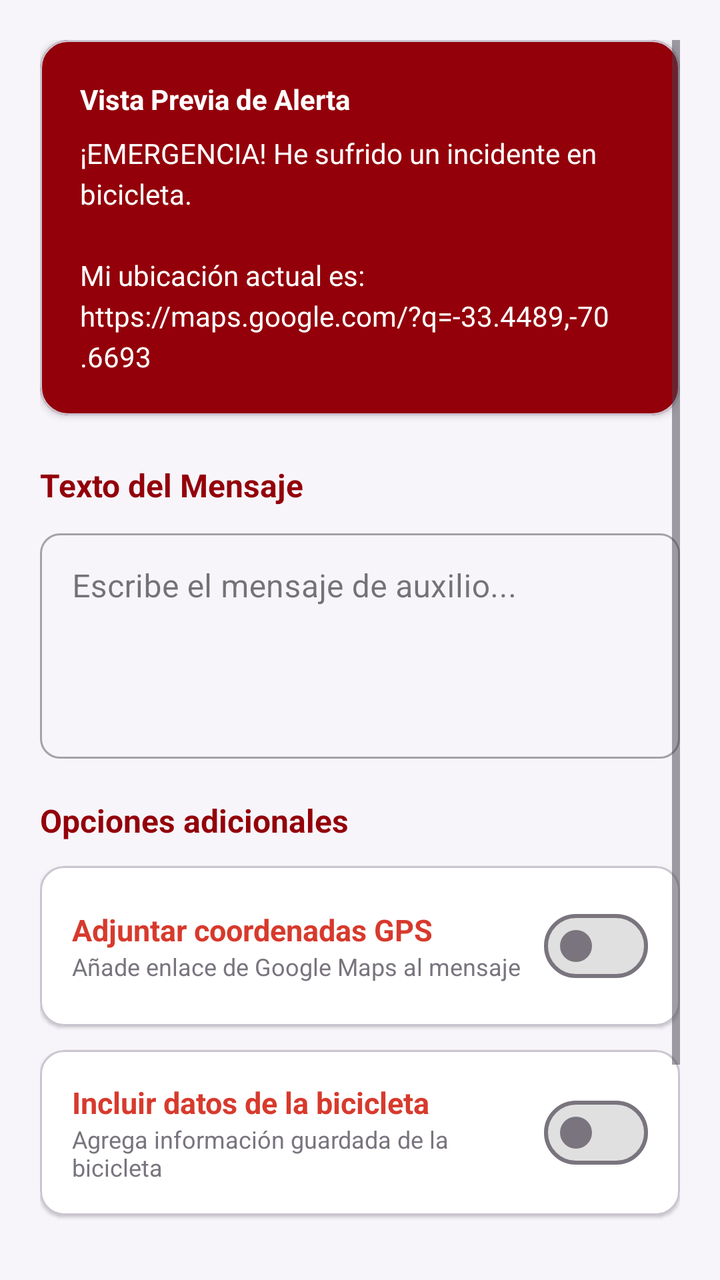
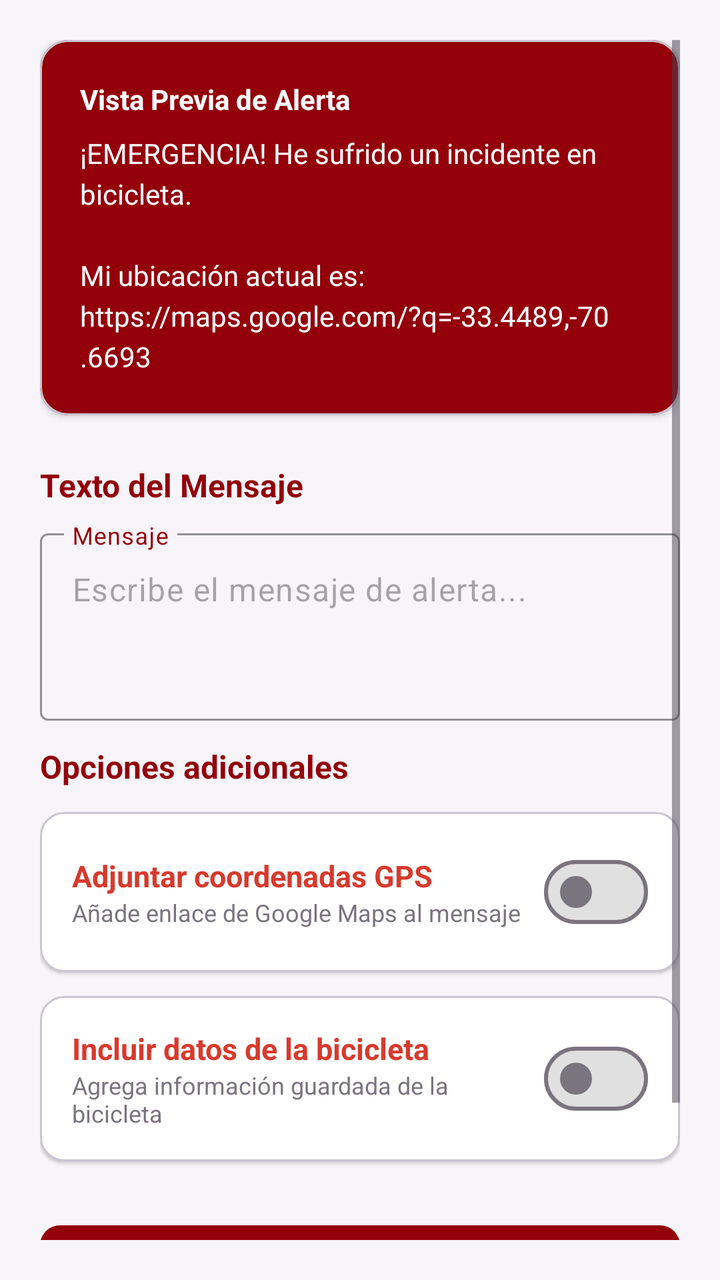

Screens rendered from an Android XML layout before and after an edit, with the pre-edit source and the edit as a unified diff.
<!-- AndroidManifest.xml: application theme Theme.BikeLight -->
<!-- res/layout/fragment_mensaje_sos.xml -->
<?xml version="1.0" encoding="utf-8"?>
<ScrollView xmlns:android="http://schemas.android.com/apk/res/android"
    xmlns:app="http://schemas.android.com/apk/res-auto"
    android:layout_width="match_parent"
    android:layout_height="match_parent"
    android:background="@color/bikelight_bg"
    android:fillViewport="true"
    android:padding="20dp">

    <LinearLayout
        android:layout_width="match_parent"
        android:layout_height="wrap_content"
        android:orientation="vertical">

        
        <com.google.android.material.card.MaterialCardView
            android:layout_width="match_parent"
            android:layout_height="wrap_content"
            android:layout_marginBottom="24dp"
            app:cardCornerRadius="14dp"
            app:cardElevation="2dp"
            app:cardBackgroundColor="@color/bikelight_sos_dark">

            <LinearLayout
                android:layout_width="match_parent"
                android:layout_height="wrap_content"
                android:orientation="vertical"
                android:padding="20dp">

                <TextView
                    android:layout_width="wrap_content"
                    android:layout_height="wrap_content"
                    android:text="Vista Previa de Alerta"
                    android:textColor="@color/white"
                    android:textSize="14sp"
                    android:textStyle="bold"
                    android:layout_marginBottom="8dp" />

                <TextView
                    android:id="@+id/tvVistaPreviaMensaje"
                    android:layout_width="match_parent"
                    android:layout_height="wrap_content"
                    android:text="¡EMERGENCIA! He sufrido un incidente en bicicleta.\n\nMi ubicación actual es:\nhttps://maps.google.com/?q=-33.4489,-70.6693"
                    android:textColor="@color/white"
                    android:textSize="14sp"
                    android:lineSpacingExtra="4dp" />
            </LinearLayout>
        </com.google.android.material.card.MaterialCardView>

        
        <TextView
            android:layout_width="wrap_content"
            android:layout_height="wrap_content"
            android:text="Texto del Mensaje"
            android:textColor="@color/bikelight_sos_dark"
            android:textSize="16sp"
            android:textStyle="bold"
            android:layout_marginBottom="8dp" />

        <com.google.android.material.textfield.TextInputLayout
            android:id="@+id/tilMensajeSos"
            style="@style/Widget.MaterialComponents.TextInputLayout.OutlinedBox"
            android:layout_width="match_parent"
            android:layout_height="wrap_content"
            android:layout_marginBottom="20dp"
            app:boxCornerRadiusTopStart="10dp"
            app:boxCornerRadiusTopEnd="10dp"
            app:boxCornerRadiusBottomStart="10dp"
            app:boxCornerRadiusBottomEnd="10dp">

            <com.google.android.material.textfield.TextInputEditText
                android:id="@+id/etMensajeSos"
                android:layout_width="match_parent"
                android:layout_height="wrap_content"
                android:gravity="top|start"
                android:inputType="textMultiLine|textCapSentences"
                android:lines="4"
                android:hint="Escribe el mensaje de auxilio..."
                android:textColor="@color/bikelight_text_dark" />
        </com.google.android.material.textfield.TextInputLayout>

        
        <TextView
            android:layout_width="wrap_content"
            android:layout_height="wrap_content"
            android:text="Opciones adicionales"
            android:textColor="@color/bikelight_sos_dark"
            android:textSize="16sp"
            android:textStyle="bold"
            android:layout_marginBottom="12dp" />

        
        <com.google.android.material.card.MaterialCardView
            android:layout_width="match_parent"
            android:layout_height="wrap_content"
            android:layout_marginBottom="12dp"
            app:cardCornerRadius="12dp"
            app:cardElevation="1dp"
            app:cardBackgroundColor="@color/bikelight_surface">

            <LinearLayout
                android:layout_width="match_parent"
                android:layout_height="wrap_content"
                android:orientation="horizontal"
                android:gravity="center_vertical"
                android:padding="16dp">

                <LinearLayout
                    android:layout_width="0dp"
                    android:layout_height="wrap_content"
                    android:layout_weight="1"
                    android:orientation="vertical">

                    <TextView
                        android:layout_width="wrap_content"
                        android:layout_height="wrap_content"
                        android:text="Adjuntar coordenadas GPS"
                        android:textColor="@color/bikelight_sos"
                        android:textSize="15sp"
                        android:textStyle="bold" />

                    <TextView
                        android:layout_width="wrap_content"
                        android:layout_height="wrap_content"
                        android:text="Añade enlace de Google Maps al mensaje"
                        android:textColor="@color/bikelight_text_muted"
                        android:textSize="12sp" />
                </LinearLayout>

                <com.google.android.material.materialswitch.MaterialSwitch
                    android:id="@+id/switchIncluirUbicacion"
                    android:layout_width="wrap_content"
                    android:layout_height="wrap_content"
                    app:trackTint="@color/switch_sos_track"/>
            </LinearLayout>
        </com.google.android.material.card.MaterialCardView>

        
        <com.google.android.material.card.MaterialCardView
            android:layout_width="match_parent"
            android:layout_height="wrap_content"
            android:layout_marginBottom="28dp"
            app:cardCornerRadius="12dp"
            app:cardElevation="1dp"
            app:cardBackgroundColor="@color/bikelight_surface">

            <LinearLayout
                android:layout_width="match_parent"
                android:layout_height="wrap_content"
                android:orientation="horizontal"
                android:gravity="center_vertical"
                android:padding="16dp">

                <LinearLayout
                    android:layout_width="0dp"
                    android:layout_height="wrap_content"
                    android:layout_weight="1"
                    android:orientation="vertical">

                    <TextView
                        android:layout_width="wrap_content"
                        android:layout_height="wrap_content"
                        android:text="Incluir datos de la bicicleta"
                        android:textColor="@color/bikelight_sos"
                        android:textSize="15sp"
                        android:textStyle="bold" />

                    <TextView
                        android:layout_width="wrap_content"
                        android:layout_height="wrap_content"
                        android:text="Agrega información guardada de la bicicleta"
                        android:textColor="@color/bikelight_text_muted"
                        android:textSize="12sp" />
                </LinearLayout>

                <com.google.android.material.materialswitch.MaterialSwitch
                    android:id="@+id/switchIncluirBici"
                    android:layout_width="wrap_content"
                    android:layout_height="wrap_content"
                    app:trackTint="@color/switch_sos_track" />
            </LinearLayout>
        </com.google.android.material.card.MaterialCardView>

        <com.google.android.material.button.MaterialButton
            android:id="@+id/btnGuardarMensajeSos"
            android:layout_width="match_parent"
            android:layout_height="54dp"
            android:text="Guardar Configuración SOS"
            android:textSize="16sp"
            android:textStyle="bold"
            android:textAllCaps="false"
            app:cornerRadius="10dp"
            app:backgroundTint="@color/bikelight_sos_dark"
            android:textColor="@color/white"
            android:layout_marginBottom="12dp" />

        
        <com.google.android.material.button.MaterialButton
            android:id="@+id/btnRestaurarDefault"
            android:layout_width="match_parent"
            android:layout_height="48dp"
            android:text="Restaurar mensaje predeterminado"
            android:textSize="14sp"
            android:textAllCaps="false"
            style="@style/Widget.Material3.Button.TextButton"
            android:textColor="@color/bikelight_text_muted" />
    </LinearLayout>
</ScrollView>
<!-- resources referenced by this layout -->
<resources>
  <color name="bikelight_bg">#F7F5FA</color>
  <color name="bikelight_sos">#d73a2d</color>
  <color name="bikelight_sos_dark">#93000A</color>
  <color name="bikelight_surface">#FFFFFF</color>
  <color name="bikelight_text_dark">#1D192B</color>
  <color name="bikelight_text_muted">#79747E</color>
  <color name="white">#FFFFFF</color>
  <style name="Theme.BikeLight" parent="Base.Theme.BikeLight" />
  <style name="Base.Theme.BikeLight" parent="Theme.Material3.DayNight.NoActionBar">
          
          
      </style>
</resources>

<!-- the commit's change to res/layout/fragment_mensaje_sos.xml (unified diff, before → after) -->
@@ -59,24 +59,24 @@
 
         <com.google.android.material.textfield.TextInputLayout
             android:id="@+id/tilMensajeSos"
-            style="@style/Widget.MaterialComponents.TextInputLayout.OutlinedBox"
-            android:layout_width="match_parent"
-            android:layout_height="wrap_content"
-            android:layout_marginBottom="20dp"
-            app:boxCornerRadiusTopStart="10dp"
-            app:boxCornerRadiusTopEnd="10dp"
-            app:boxCornerRadiusBottomStart="10dp"
-            app:boxCornerRadiusBottomEnd="10dp">
+            android:layout_width="match_parent"
+            android:layout_height="wrap_content"
+            android:layout_marginBottom="12dp"
+            android:hint="Mensaje"
+            app:expandedHintEnabled="false"
+            android:textColorHint="@color/bikelight_sos_dark"
+            app:hintTextColor="@color/bikelight_sos_dark"
+            app:boxStrokeColor="@color/bikelight_sos_dark">
 
             <com.google.android.material.textfield.TextInputEditText
                 android:id="@+id/etMensajeSos"
                 android:layout_width="match_parent"
                 android:layout_height="wrap_content"
-                android:gravity="top|start"
+                android:hint="Escribe el mensaje de alerta..."
+                android:textColor="@color/bikelight_sos_dark"
                 android:inputType="textMultiLine|textCapSentences"
-                android:lines="4"
-                android:hint="Escribe el mensaje de auxilio..."
-                android:textColor="@color/bikelight_text_dark" />
+                android:minLines="3"
+                android:gravity="top|start" />
         </com.google.android.material.textfield.TextInputLayout>
 
         
<!-- resource entries referenced after the edit -->
@@ -4,7 +4,6 @@
   <color name="bikelight_sos">#d73a2d</color>
   <color name="bikelight_sos_dark">#93000A</color>
   <color name="bikelight_surface">#FFFFFF</color>
-  <color name="bikelight_text_dark">#1D192B</color>
   <color name="bikelight_text_muted">#79747E</color>
   <color name="white">#FFFFFF</color>
   <style name="Theme.BikeLight" parent="Base.Theme.BikeLight" />
